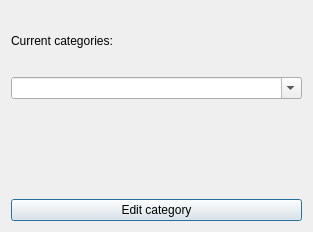
Old version of the form client_side/resources/ui/category_edit.ui in the repository Sk2can/Password-manager.
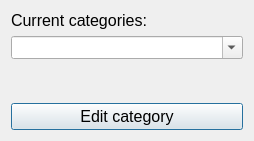
New version of the form.

What changed in the file:
```diff
--- a/client_side/resources/ui/category_edit.ui
+++ b/client_side/resources/ui/category_edit.ui
@@ -6,8 +6,8 @@
    <rect>
     <x>0</x>
     <y>0</y>
-    <width>313</width>
-    <height>232</height>
+    <width>254</width>
+    <height>141</height>
    </rect>
   </property>
   <property name="windowTitle">
@@ -18,6 +18,11 @@
     <layout class="QVBoxLayout" name="verticalLayout">
      <item>
       <widget class="QLabel" name="categories_label">
+       <property name="font">
+        <font>
+         <pointsize>12</pointsize>
+        </font>
+       </property>
        <property name="text">
         <string>Current categories:</string>
        </property>
@@ -25,6 +30,11 @@
      </item>
      <item>
       <widget class="QComboBox" name="currnet_categories_comboBox">
+       <property name="font">
+        <font>
+         <pointsize>10</pointsize>
+        </font>
+       </property>
        <property name="editable">
         <bool>true</bool>
        </property>
@@ -36,9 +46,20 @@
     <layout class="QVBoxLayout" name="verticalLayout_2">
      <item>
       <widget class="QLabel" name="error_label">
+       <property name="font">
+        <font>
+         <pointsize>10</pointsize>
+        </font>
+       </property>
+       <property name="styleSheet">
+        <string notr="true">color: rgb(255, 0, 0);</string>
+       </property>
        <property name="text">
         <string/>
        </property>
+       <property name="wordWrap">
+        <bool>true</bool>
+       </property>
       </widget>
      </item>
     </layout>
@@ -47,6 +68,11 @@
     <layout class="QVBoxLayout" name="verticalLayout_3">
      <item>
       <widget class="QPushButton" name="edit_pushButton">
+       <property name="font">
+        <font>
+         <pointsize>12</pointsize>
+        </font>
+       </property>
        <property name="text">
         <string>Edit category</string>
        </property>
```
